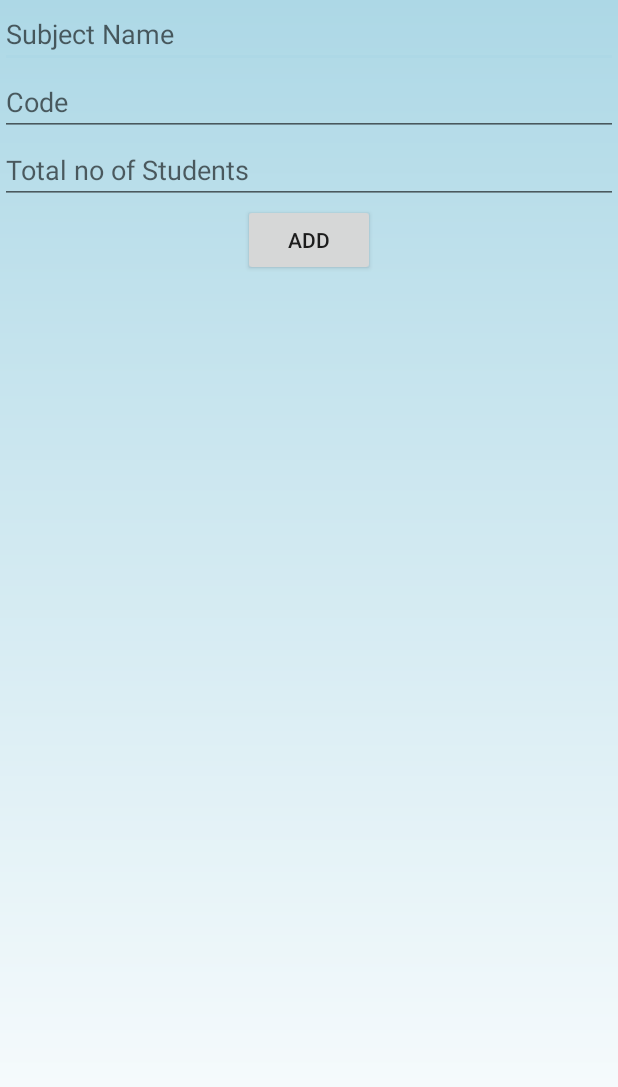
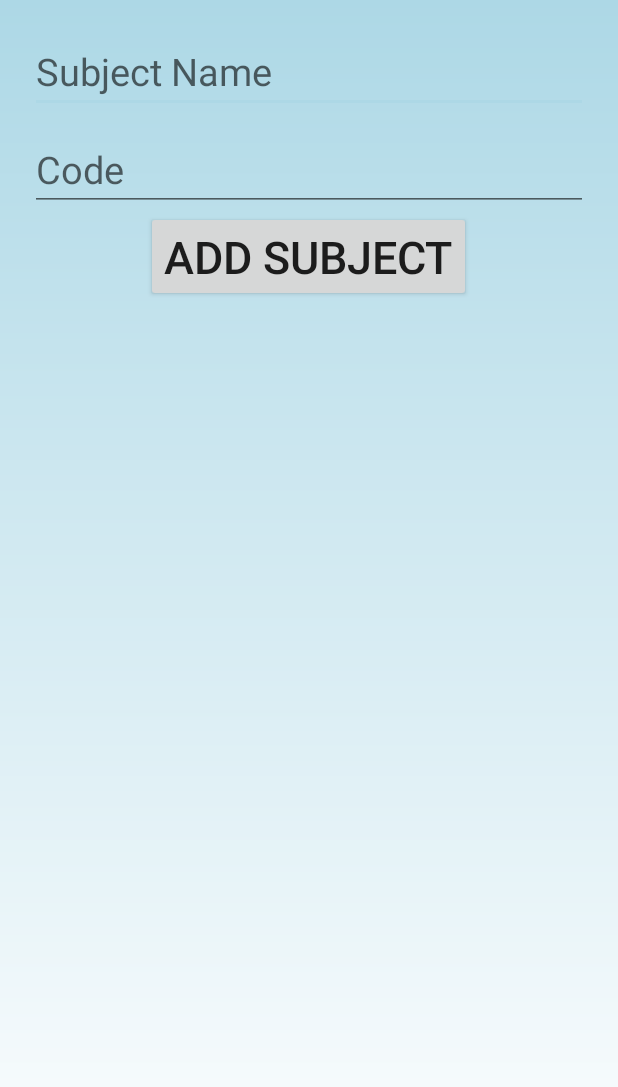
Before and after one commit to barwal7/AttendanceCompanion, an Android app: the AddSubject screen opened directly, with no data from a screen before it, on a phone screen of 412 x 824 dp. Shown: the top 1087 px of the screen. Run offline under Robolectric (Android 15) with nearby library versions, the phone set to English and light mode, and no system bars; 1 statement that could not run was skipped.

```diff
--- a/app/src/main/res/layout/activity_add_subject.xml
+++ b/app/src/main/res/layout/activity_add_subject.xml
@@ -1,39 +1,37 @@
 <?xml version="1.0" encoding="utf-8"?>
 <LinearLayout xmlns:android="http://schemas.android.com/apk/res/android"
-    xmlns:app="http://schemas.android.com/apk/res-auto"
     xmlns:tools="http://schemas.android.com/tools"
     android:layout_width="match_parent"
     android:layout_height="match_parent"
     tools:context=".AddSubject"
     android:layout_weight="0"
     android:orientation="vertical"
-    android:background="@drawable/backdrop">
+    android:background="@drawable/backdrop"
+    android:padding="20dp">
 
 
     <EditText
         android:id="@+id/subjectName"
         android:layout_width="match_parent"
         android:layout_height="wrap_content"
-        android:hint="Subject Name" />
+        android:hint="Subject Name"
+        android:textSize="25sp"/>
 
     <EditText
         android:id="@+id/subjectCode"
         android:layout_width="match_parent"
         android:layout_height="wrap_content"
-        android:hint="Code" />
-    <EditText
-        android:id="@+id/noOfStudents"
-        android:layout_width="match_parent"
-        android:layout_height="wrap_content"
-        android:hint="Total no of Students"
-        android:inputType="numberSigned" />
+        android:hint="Code"
+        android:textSize="25sp"
+        android:layout_marginTop="10dp"/>
 
     <Button
         android:id="@+id/addSub"
         android:layout_width="wrap_content"
         android:layout_height="wrap_content"
         android:layout_gravity="center_horizontal"
-        android:text="Add" />
+        android:text="Add Subject"
+        android:textSize="30sp"/>
 
 
 
```
Also changed, not shown: app/src/main/java/com/example/barwal/attendancecompanion/AddSubject.java (+5 -5 lines), app/src/main/java/com/example/barwal/attendancecompanion/MainActivity.java (+24 -5 lines), app/src/main/java/com/example/barwal/attendancecompanion/Subject.java (+15 -5 lines), app/src/main/res/layout/activity_main.xml (+12 -1 lines).
